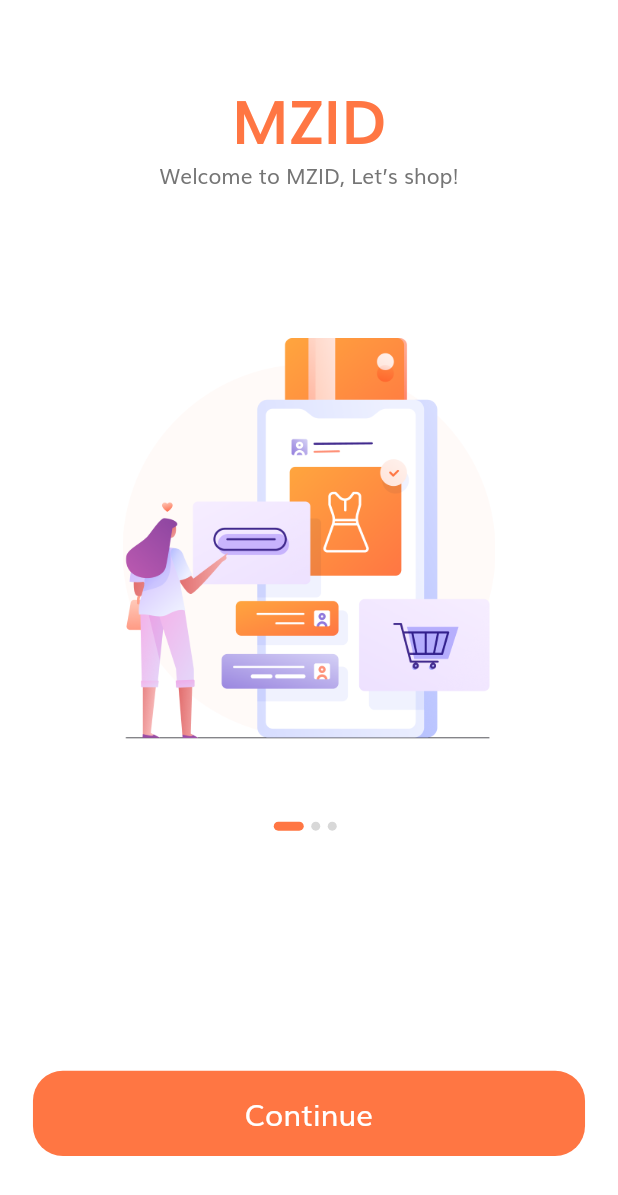
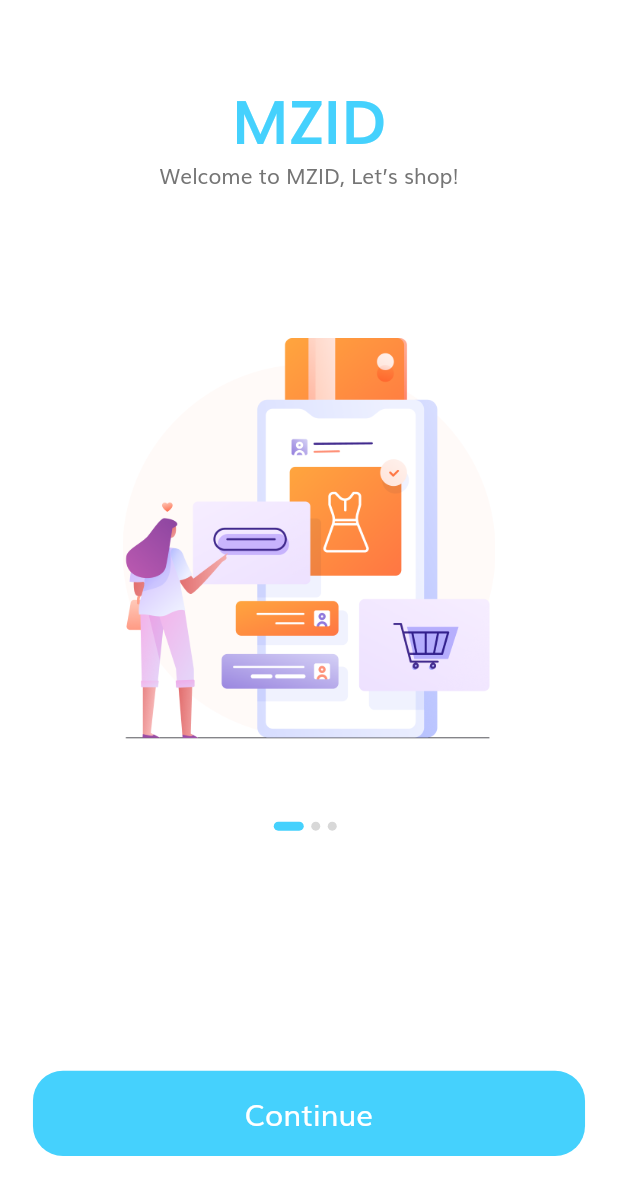
Before and after one commit to elrahmaan/flutter-onlineshop-mzid, a Flutter app: the screen it shows after launch, on a phone screen of 412 x 824 dp. Shown: the top 1195 px of the screen. Run offline on Flutter 3.47's test engine with Material 2 defaults, Android fonts, the phone set to English and light mode, and no system bars; our stand-ins replace animated_splash_screen, carousel_pro, cloud_firestore, email_validator, firebase_auth, firebase_core and 3 more; accounts and stored records are empty; network calls fail.

Commit message:
update constant primary color

```diff
--- a/lib/constants.dart
+++ b/lib/constants.dart
@@ -1,7 +1,7 @@
 import 'package:flutter/material.dart';
 import 'package:online_shop/size_config.dart';
 
-const kPrimaryColor = Color(0xFFFF7643);
+const kPrimaryColor = Color(0xFF45D1FD);
 const kPrimaryLightColor = Color(0xFFFFECDF);
 const kPrimaryGradientColor = LinearGradient(
   begin: Alignment.topLeft,
```
